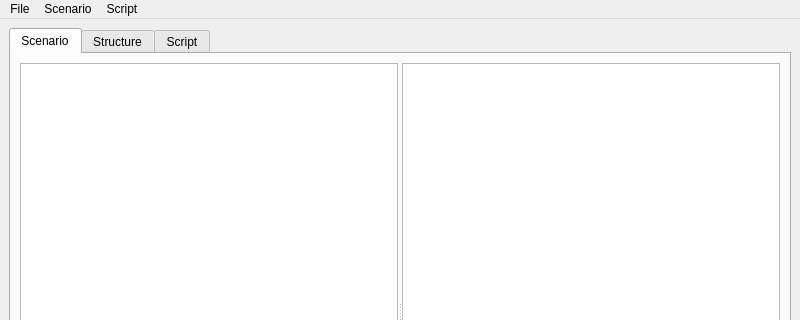
Above: ui/mainwindow.ui from sumi-nook/hestia-alpha before the change; both pictures show x 0 to 800 and y 0 to 320 of the 800 by 600 pixel window. Below: the same form after it.
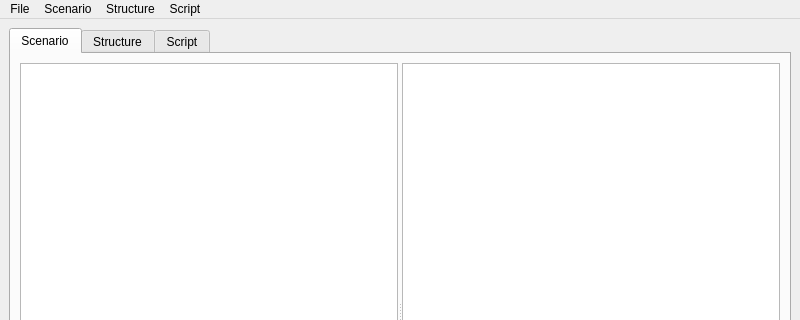
That is the form after the change. Custom widgets are drawn as their Qt base class.

```diff
--- a/ui/mainwindow.ui
+++ b/ui/mainwindow.ui
@@ -114,8 +114,15 @@
     </widget>
     <addaction name="menuTarget"/>
    </widget>
+   <widget class="QMenu" name="menuStructure">
+    <property name="title">
+     <string>Structure</string>
+    </property>
+    <addaction name="actionShowPreview"/>
+   </widget>
    <addaction name="menuFile"/>
    <addaction name="menuScenario"/>
+   <addaction name="menuStructure"/>
    <addaction name="menuScript"/>
   </widget>
   <widget class="QStatusBar" name="statusbar"/>
```
Left out of the diff: 5 changed lines with no effect on the pictures.
